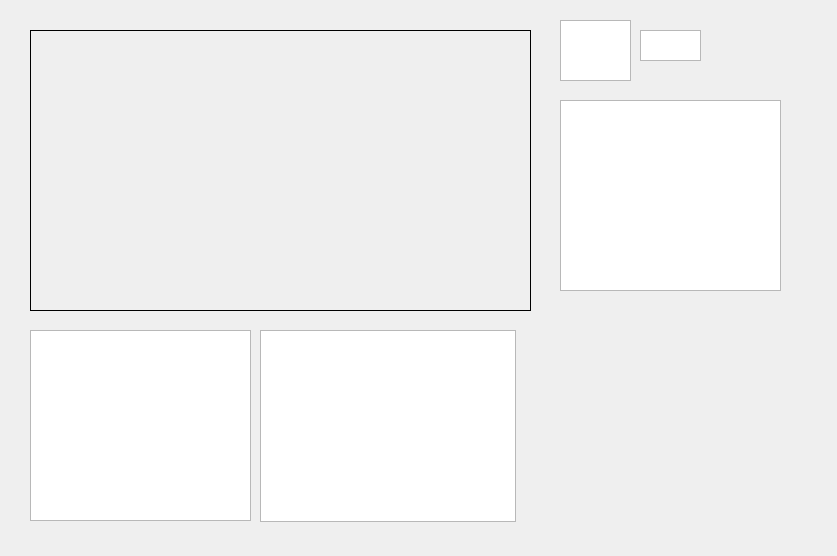
oddukgi/QtQik, file src/homeform.ui: the form before one commit.
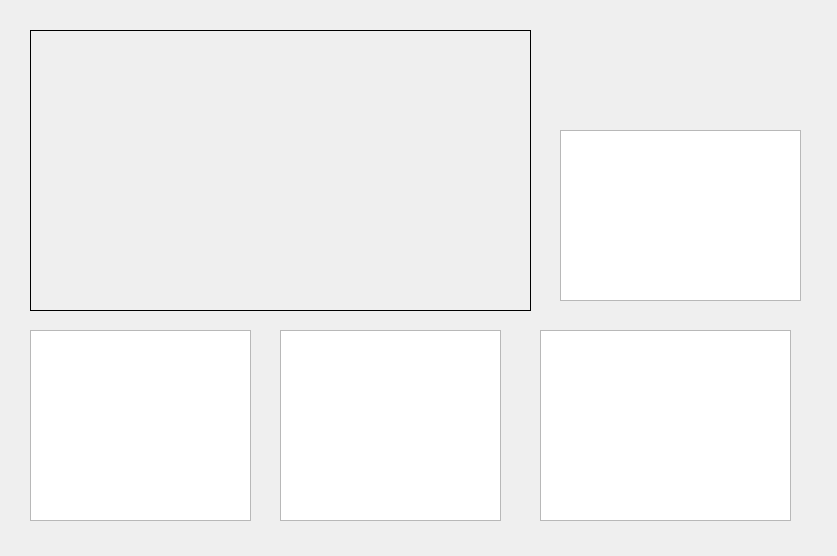
The form after the commit.

Patch:
```diff
--- a/src/homeform.ui
+++ b/src/homeform.ui
@@ -42,8 +42,8 @@
   <widget class="QListWidget" name="SOC_ListView">
    <property name="geometry">
     <rect>
-     <x>560</x>
-     <y>100</y>
+     <x>280</x>
+     <y>330</y>
      <width>221</width>
      <height>191</height>
     </rect>
@@ -52,30 +52,20 @@
   <widget class="QListWidget" name="Grid_ListView">
    <property name="geometry">
     <rect>
-     <x>640</x>
-     <y>30</y>
-     <width>61</width>
-     <height>31</height>
+     <x>560</x>
+     <y>130</y>
+     <width>241</width>
+     <height>171</height>
     </rect>
    </property>
   </widget>
   <widget class="QListWidget" name="Load_ListView">
    <property name="geometry">
     <rect>
-     <x>560</x>
-     <y>20</y>
-     <width>71</width>
-     <height>61</height>
-    </rect>
-   </property>
-  </widget>
-  <widget class="QTableView" name="PV_TableView">
-   <property name="geometry">
-    <rect>
-     <x>260</x>
+     <x>540</x>
      <y>330</y>
-     <width>256</width>
-     <height>192</height>
+     <width>251</width>
+     <height>191</height>
     </rect>
    </property>
   </widget>
```
